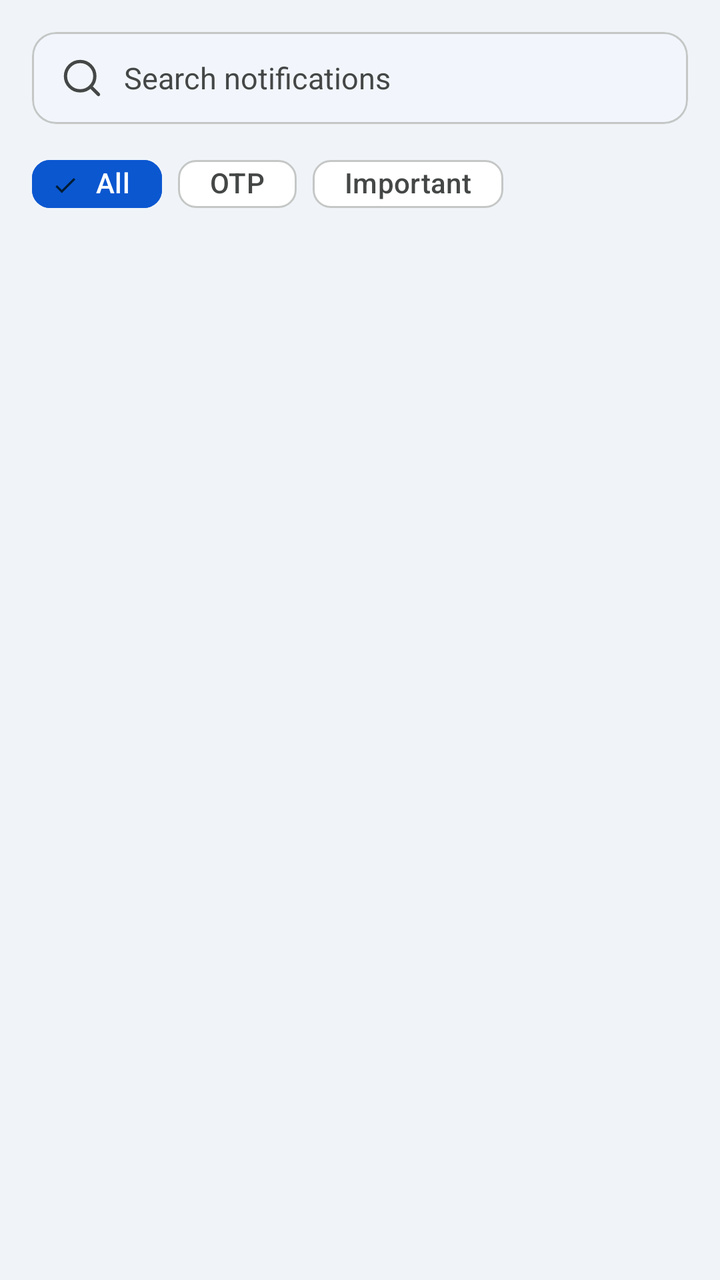
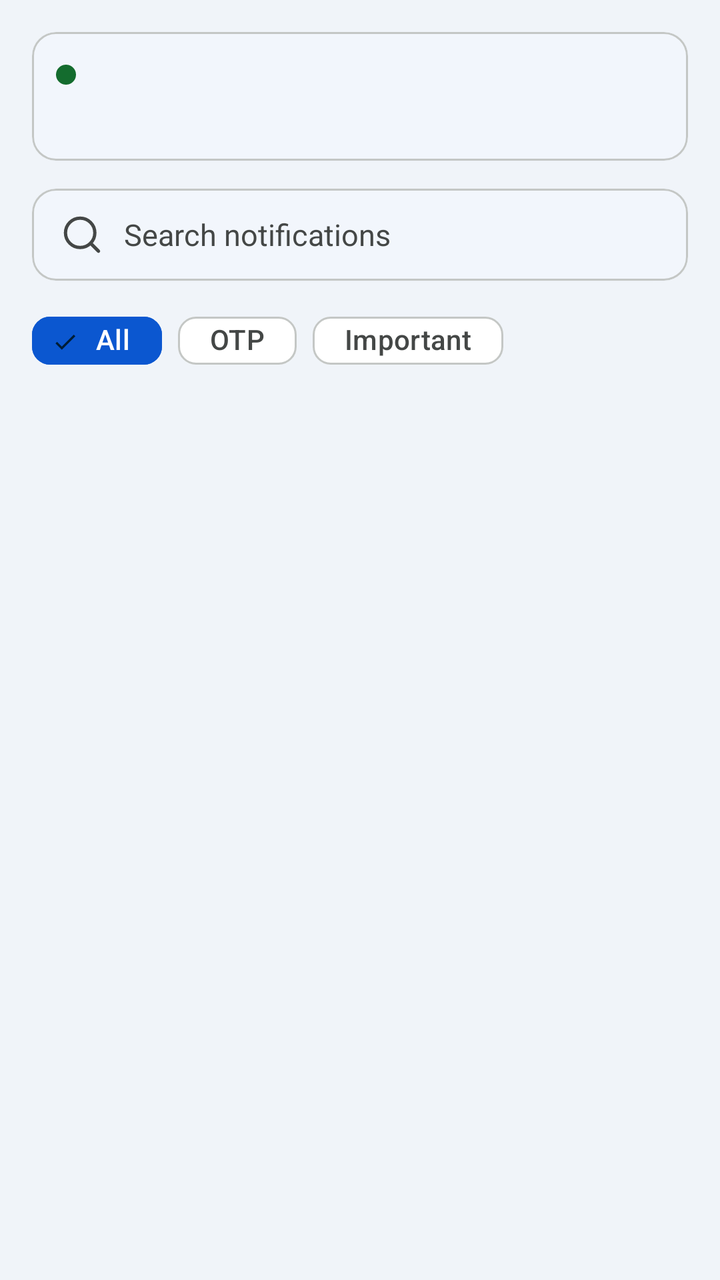

An Android layout rendered at two revisions. The XML below is the earlier revision; the diff shows what the commit changed to produce the second picture.
<!-- AndroidManifest.xml: application theme Theme.NotiFilter -->
<!-- res/layout/fragment_inbox.xml -->
<?xml version="1.0" encoding="utf-8"?>
<LinearLayout xmlns:android="http://schemas.android.com/apk/res/android"
    xmlns:app="http://schemas.android.com/apk/res-auto"
    android:layout_width="match_parent"
    android:layout_height="match_parent"
    android:background="@color/md_bg"
    android:orientation="vertical"
    android:padding="16dp">

    
    <LinearLayout
        android:id="@+id/paused_banner"
        android:layout_width="match_parent"
        android:layout_height="wrap_content"
        android:layout_marginBottom="14dp"
        android:background="@drawable/banner_bg"
        android:gravity="center_vertical"
        android:orientation="horizontal"
        android:padding="12dp"
        android:visibility="gone">

        <TextView
            android:layout_width="0dp"
            android:layout_height="wrap_content"
            android:layout_weight="1"
            android:text="@string/filtering_paused_banner"
            android:textColor="@color/md_on_error_container"
            android:textSize="13.5sp"
            android:textStyle="bold" />

        <com.google.android.material.button.MaterialButton
            android:id="@+id/resume_button"
            android:layout_width="wrap_content"
            android:layout_height="wrap_content"
            android:text="@string/resume"
            style="@style/Widget.Material3.Button.TextButton" />
    </LinearLayout>

    
    <com.google.android.material.card.MaterialCardView
        android:layout_width="match_parent"
        android:layout_height="46dp"
        app:cardBackgroundColor="@color/md_surface"
        app:cardCornerRadius="12dp"
        app:cardElevation="1dp"
        app:strokeColor="@color/md_outline"
        app:strokeWidth="1dp">

        <LinearLayout
            android:layout_width="match_parent"
            android:layout_height="match_parent"
            android:gravity="center_vertical"
            android:orientation="horizontal"
            android:paddingStart="14dp"
            android:paddingEnd="14dp">

            <ImageView
                android:layout_width="22dp"
                android:layout_height="22dp"
                android:src="@drawable/ic_search" />

            <EditText
                android:id="@+id/search_box"
                android:layout_width="0dp"
                android:layout_height="match_parent"
                android:layout_marginStart="10dp"
                android:layout_weight="1"
                android:background="@null"
                android:hint="@string/search_notifications"
                android:inputType="text"
                android:textColor="@color/md_on_surface"
                android:textColorHint="@color/md_on_variant"
                android:textSize="15sp" />
        </LinearLayout>
    </com.google.android.material.card.MaterialCardView>

    
    <com.google.android.material.chip.ChipGroup
        android:id="@+id/filter_chips"
        android:layout_width="match_parent"
        android:layout_height="wrap_content"
        android:layout_marginTop="12dp"
        app:selectionRequired="true"
        app:singleSelection="true">

        <com.google.android.material.chip.Chip
            android:id="@+id/chip_all"
            android:layout_width="wrap_content"
            android:layout_height="36dp"
            android:checked="true"
            android:text="@string/all"
            app:chipBackgroundColor="@color/chip_bg"
            app:chipCornerRadius="9dp"
            app:chipMinHeight="36dp"
            app:chipStrokeColor="@color/chip_stroke"
            app:chipStrokeWidth="1dp"
            android:textColor="@color/chip_text"
            style="@style/Widget.Material3.Chip.Filter" />

        <com.google.android.material.chip.Chip
            android:id="@+id/chip_otp"
            android:layout_width="wrap_content"
            android:layout_height="36dp"
            android:text="@string/otp"
            app:chipBackgroundColor="@color/chip_bg"
            app:chipCornerRadius="9dp"
            app:chipMinHeight="36dp"
            app:chipStrokeColor="@color/chip_stroke"
            app:chipStrokeWidth="1dp"
            android:textColor="@color/chip_text"
            style="@style/Widget.Material3.Chip.Filter" />

        <com.google.android.material.chip.Chip
            android:id="@+id/chip_important"
            android:layout_width="wrap_content"
            android:layout_height="36dp"
            android:text="@string/important"
            app:chipBackgroundColor="@color/chip_bg"
            app:chipCornerRadius="9dp"
            app:chipMinHeight="36dp"
            app:chipStrokeColor="@color/chip_stroke"
            app:chipStrokeWidth="1dp"
            android:textColor="@color/chip_text"
            style="@style/Widget.Material3.Chip.Filter" />
    </com.google.android.material.chip.ChipGroup>

    <androidx.recyclerview.widget.RecyclerView
        android:id="@+id/inbox_list"
        android:layout_width="match_parent"
        android:layout_height="0dp"
        android:layout_marginTop="14dp"
        android:layout_weight="1" />

    <TextView
        android:id="@+id/empty_view"
        android:layout_width="match_parent"
        android:layout_height="wrap_content"
        android:layout_marginTop="36dp"
        android:gravity="center"
        android:text="@string/empty_inbox"
        android:textColor="@color/md_on_variant"
        android:textSize="14sp"
        android:visibility="gone" />

</LinearLayout>
<!-- resources referenced by this layout -->
<resources>
  <color name="md_bg">#F0F4F9</color>
  <color name="md_on_error_container">#410E0B</color>
  <color name="md_on_surface">#1F1F1F</color>
  <color name="md_on_variant">#444746</color>
  <color name="md_outline">#C4C7C5</color>
  <color name="md_surface">#FFFFFF</color>
  <!-- drawable banner_bg (drawable) -->
  <?xml version="1.0" encoding="utf-8"?>
  <shape xmlns:android="http://schemas.android.com/apk/res/android"
      android:shape="rectangle">
      <solid android:color="@color/md_error_container" />
      <stroke android:width="1dp" android:color="@color/md_outline" />
      <corners android:radius="12dp" />
  </shape>
  <!-- drawable ic_search (drawable) -->
  <?xml version="1.0" encoding="utf-8"?>
  <vector xmlns:android="http://schemas.android.com/apk/res/android"
      android:width="24dp"
      android:height="24dp"
      android:viewportWidth="24"
      android:viewportHeight="24">
      <path
          android:fillColor="#00000000"
          android:strokeColor="@color/md_on_variant"
          android:strokeWidth="1.8"
          android:strokeLineCap="round"
          android:strokeLineJoin="round"
          android:pathData="M11,11m-8,0a8,8 0,1 1,16 0a8,8 0,1 1,-16 0" />
      <path
          android:fillColor="#00000000"
          android:strokeColor="@color/md_on_variant"
          android:strokeWidth="1.8"
          android:strokeLineCap="round"
          android:strokeLineJoin="round"
          android:pathData="m21,21 -4.3,-4.3" />
  </vector>
  <string name="all">All</string>
  <string name="empty_inbox">No notifications yet. Important ones will show here.</string>
  <string name="filtering_paused_banner">Filtering paused — everything comes through.</string>
  <string name="important">Important</string>
  <string name="otp">OTP</string>
  <string name="resume">Resume</string>
  <string name="search_notifications">Search notifications</string>
  <color name="md_error_container">#F9DEDC</color>
  <color name="md_primary">#0B57D0</color>
  <color name="md_on_primary">#FFFFFF</color>
  <color name="md_primary_container">#D3E3FD</color>
  <color name="md_on_primary_container">#041E49</color>
  <color name="md_secondary_container">#C2E7FF</color>
  <color name="md_on_secondary_container">#001D35</color>
  <color name="md_tertiary_container">#C4EED0</color>
  <color name="md_on_tertiary_container">#072711</color>
  <color name="md_container">#E9EEF6</color>
  <color name="md_container_high">#DDE3EA</color>
  <color name="md_surface_dim">#DDE3EA</color>
  <color name="md_error">#B3261E</color>
  <!-- unchanged entries left out for length: 1 -->
</resources>

<!-- the commit's change to res/layout/fragment_inbox.xml (unified diff, before → after) -->
@@ -6,6 +6,66 @@
     android:background="@color/md_bg"
     android:orientation="vertical"
     android:padding="16dp">
+
+    
+    <com.google.android.material.card.MaterialCardView
+        android:id="@+id/status_card"
+        android:layout_width="match_parent"
+        android:layout_height="wrap_content"
+        android:layout_marginBottom="14dp"
+        app:cardBackgroundColor="@color/md_surface"
+        app:cardCornerRadius="12dp"
+        app:cardElevation="1dp"
+        app:strokeColor="@color/md_outline"
+        app:strokeWidth="1dp">
+
+        <LinearLayout
+            android:layout_width="match_parent"
+            android:layout_height="wrap_content"
+            android:orientation="vertical"
+            android:padding="12dp">
+
+            <LinearLayout
+                android:layout_width="match_parent"
+                android:layout_height="wrap_content"
+                android:gravity="center_vertical"
+                android:orientation="horizontal">
+
+                <View
+                    android:id="@+id/listener_dot"
+                    android:layout_width="10dp"
+                    android:layout_height="10dp"
+                    android:background="@drawable/dot"
+                    android:backgroundTint="@color/md_ok" />
+
+                <TextView
+                    android:id="@+id/listener_status"
+                    android:layout_width="0dp"
+                    android:layout_height="wrap_content"
+                    android:layout_marginStart="8dp"
+                    android:layout_weight="1"
+                    android:textColor="@color/md_on_surface"
+                    android:textSize="13.5sp"
+                    android:textStyle="bold" />
+
+                <com.google.android.material.button.MaterialButton
+                    android:id="@+id/listener_settings_button"
+                    android:layout_width="wrap_content"
+                    android:layout_height="wrap_content"
+                    android:text="@string/open_settings"
+                    android:visibility="gone"
+                    style="@style/Widget.Material3.Button.TextButton" />
+            </LinearLayout>
+
+            <TextView
+                android:id="@+id/ai_status"
+                android:layout_width="wrap_content"
+                android:layout_height="wrap_content"
+                android:layout_marginTop="4dp"
+                android:textColor="@color/md_on_variant"
+                android:textSize="13sp" />
+        </LinearLayout>
+    </com.google.android.material.card.MaterialCardView>
 
     
     <LinearLayout
<!-- resource entries referenced after the edit -->
@@ -1,6 +1,7 @@
 <!-- resources referenced by this layout -->
 <resources>
   <color name="md_bg">#F0F4F9</color>
+  <color name="md_ok">#146C2E</color>
   <color name="md_on_error_container">#410E0B</color>
   <color name="md_on_surface">#1F1F1F</color>
   <color name="md_on_variant">#444746</color>
@@ -13,6 +14,13 @@
       <solid android:color="@color/md_error_container" />
       <stroke android:width="1dp" android:color="@color/md_outline" />
       <corners android:radius="12dp" />
+  </shape>
+  <!-- drawable dot (drawable) -->
+  <?xml version="1.0" encoding="utf-8"?>
+  <shape xmlns:android="http://schemas.android.com/apk/res/android"
+      android:shape="oval">
+      <solid android:color="#747775" />
+      <size android:width="6dp" android:height="6dp" />
   </shape>
   <!-- drawable ic_search (drawable) -->
   <?xml version="1.0" encoding="utf-8"?>
@@ -40,6 +48,7 @@
   <string name="empty_inbox">No notifications yet. Important ones will show here.</string>
   <string name="filtering_paused_banner">Filtering paused — everything comes through.</string>
   <string name="important">Important</string>
+  <string name="open_settings">Open Settings</string>
   <string name="otp">OTP</string>
   <string name="resume">Resume</string>
   <string name="search_notifications">Search notifications</string>
